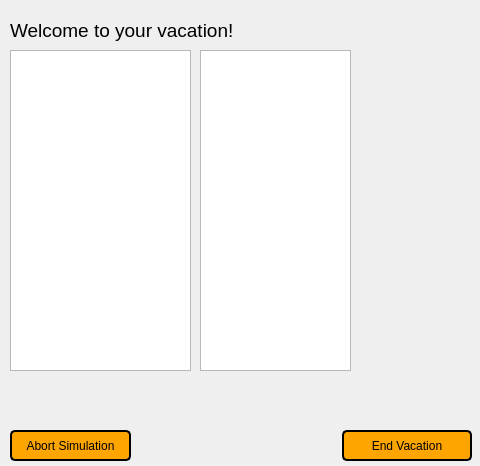
First picture: the form in EuropeanVacation/ttravelsimulation.ui, repository brivero0/TeamMagmar, before the edit.
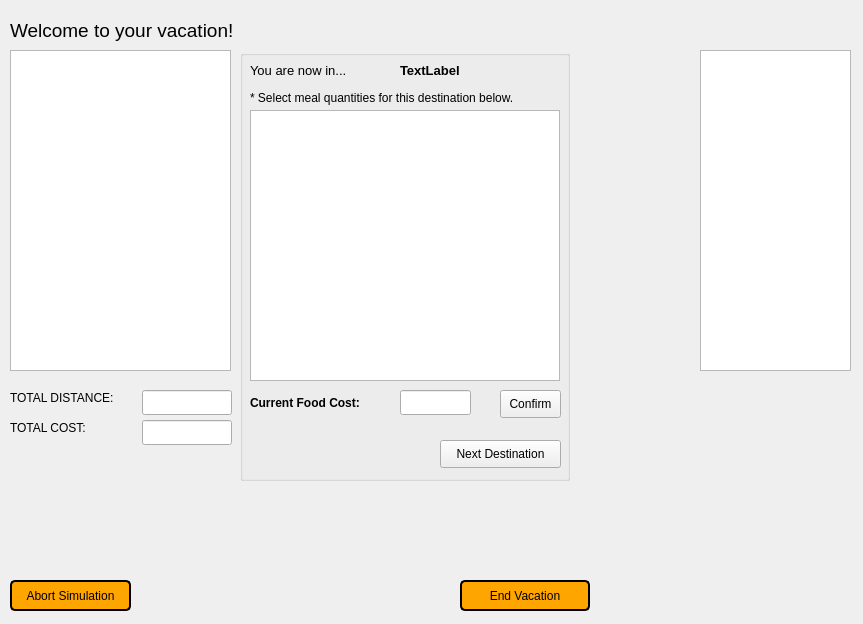
Second picture: the form after the edit.

Diff of the .ui file:
```diff
--- a/EuropeanVacation/ttravelsimulation.ui
+++ b/EuropeanVacation/ttravelsimulation.ui
@@ -6,8 +6,8 @@
    <rect>
     <x>0</x>
     <y>0</y>
-    <width>480</width>
-    <height>466</height>
+    <width>863</width>
+    <height>624</height>
    </rect>
   </property>
   <property name="windowTitle">
@@ -17,7 +17,7 @@
    <property name="geometry">
     <rect>
      <x>10</x>
-     <y>430</y>
+     <y>580</y>
      <width>121</width>
      <height>31</height>
     </rect>
@@ -38,7 +38,7 @@
     <rect>
      <x>10</x>
      <y>50</y>
-     <width>181</width>
+     <width>221</width>
      <height>321</height>
     </rect>
    </property>
@@ -46,14 +46,14 @@
   <widget class="QListWidget" name="listWidget_2">
    <property name="geometry">
     <rect>
-     <x>200</x>
+     <x>700</x>
      <y>50</y>
      <width>151</width>
      <height>321</height>
     </rect>
    </property>
   </widget>
-  <widget class="QLabel" name="label">
+  <widget class="QLabel" name="titleLabel">
    <property name="geometry">
     <rect>
      <x>10</x>
@@ -74,8 +74,8 @@
   <widget class="QPushButton" name="endVacationButton">
    <property name="geometry">
     <rect>
-     <x>342</x>
-     <y>430</y>
+     <x>460</x>
+     <y>580</y>
      <width>130</width>
      <height>31</height>
     </rect>
@@ -91,6 +91,228 @@
     <string>End Vacation</string>
    </property>
   </widget>
+  <widget class="QGroupBox" name="foodGroupBox">
+   <property name="geometry">
+    <rect>
+     <x>240</x>
+     <y>50</y>
+     <width>330</width>
+     <height>431</height>
+    </rect>
+   </property>
+   <property name="title">
+    <string/>
+   </property>
+   <widget class="QLabel" name="welcomeLabel">
+    <property name="geometry">
+     <rect>
+      <x>10</x>
+      <y>10</y>
+      <width>141</width>
+      <height>21</height>
+     </rect>
+    </property>
+    <property name="font">
+     <font>
+      <pointsize>10</pointsize>
+     </font>
+    </property>
+    <property name="text">
+     <string>You are now in...</string>
+    </property>
+   </widget>
+   <widget class="QLabel" name="currCityLabel">
+    <property name="geometry">
+     <rect>
+      <x>160</x>
+      <y>10</y>
+      <width>161</width>
+      <height>21</height>
+     </rect>
+    </property>
+    <property name="font">
+     <font>
+      <pointsize>10</pointsize>
+      <weight>75</weight>
+      <bold>true</bold>
+     </font>
+    </property>
+    <property name="text">
+     <string>TextLabel</string>
+    </property>
+   </widget>
+   <widget class="QTableWidget" name="foodTableWidget">
+    <property name="geometry">
+     <rect>
+      <x>10</x>
+      <y>60</y>
+      <width>310</width>
+      <height>271</height>
+     </rect>
+    </property>
+    <attribute name="verticalHeaderVisible">
+     <bool>false</bool>
+    </attribute>
+   </widget>
+   <widget class="QPushButton" name="nextDestButton">
+    <property name="geometry">
+     <rect>
+      <x>200</x>
+      <y>390</y>
+      <width>121</width>
+      <height>28</height>
+     </rect>
+    </property>
+    <property name="text">
+     <string>Next Destination</string>
+    </property>
+   </widget>
+   <widget class="QLabel" name="currDestCostLabel">
+    <property name="geometry">
+     <rect>
+      <x>10</x>
+      <y>345</y>
+      <width>141</width>
+      <height>16</height>
+     </rect>
+    </property>
+    <property name="font">
+     <font>
+      <pointsize>9</pointsize>
+      <weight>75</weight>
+      <bold>true</bold>
+     </font>
+    </property>
+    <property name="text">
+     <string>Current Food Cost: </string>
+    </property>
+   </widget>
+   <widget class="QLineEdit" name="currDestCostLine">
+    <property name="geometry">
+     <rect>
+      <x>160</x>
+      <y>340</y>
+      <width>71</width>
+      <height>25</height>
+     </rect>
+    </property>
+    <property name="font">
+     <font>
+      <pointsize>9</pointsize>
+     </font>
+    </property>
+    <property name="alignment">
+     <set>Qt::AlignRight|Qt::AlignTrailing|Qt::AlignVCenter</set>
+    </property>
+    <property name="readOnly">
+     <bool>true</bool>
+    </property>
+   </widget>
+   <widget class="QLabel" name="label">
+    <property name="geometry">
+     <rect>
+      <x>10</x>
+      <y>40</y>
+      <width>311</width>
+      <height>16</height>
+     </rect>
+    </property>
+    <property name="text">
+     <string>* Select meal quantities for this destination below.</string>
+    </property>
+   </widget>
+   <widget class="QPushButton" name="confirmFoodButton">
+    <property name="geometry">
+     <rect>
+      <x>260</x>
+      <y>340</y>
+      <width>61</width>
+      <height>28</height>
+     </rect>
+    </property>
+    <property name="text">
+     <string>Confirm</string>
+    </property>
+   </widget>
+  </widget>
+  <widget class="QLabel" name="totalDistLabel">
+   <property name="geometry">
+    <rect>
+     <x>10</x>
+     <y>390</y>
+     <width>131</width>
+     <height>16</height>
+    </rect>
+   </property>
+   <property name="font">
+    <font>
+     <pointsize>9</pointsize>
+    </font>
+   </property>
+   <property name="text">
+    <string>TOTAL DISTANCE: </string>
+   </property>
+  </widget>
+  <widget class="QLabel" name="totalCostLabel">
+   <property name="geometry">
+    <rect>
+     <x>10</x>
+     <y>420</y>
+     <width>131</width>
+     <height>16</height>
+    </rect>
+   </property>
+   <property name="font">
+    <font>
+     <pointsize>9</pointsize>
+    </font>
+   </property>
+   <property name="text">
+    <string>TOTAL COST: </string>
+   </property>
+  </widget>
+  <widget class="QLineEdit" name="totalDistLine">
+   <property name="geometry">
+    <rect>
+     <x>142</x>
+     <y>390</y>
+     <width>90</width>
+     <height>25</height>
+    </rect>
+   </property>
+   <property name="font">
+    <font>
+     <pointsize>9</pointsize>
+    </font>
+   </property>
+   <property name="alignment">
+    <set>Qt::AlignRight|Qt::AlignTrailing|Qt::AlignVCenter</set>
+   </property>
+   <property name="readOnly">
+    <bool>true</bool>
+   </property>
+  </widget>
+  <widget class="QLineEdit" name="totalCostLine">
+   <property name="geometry">
+    <rect>
+     <x>142</x>
+     <y>420</y>
+     <width>90</width>
+     <height>25</height>
+    </rect>
+   </property>
+   <property name="font">
+    <font>
+     <pointsize>9</pointsize>
+    </font>
+   </property>
+   <property name="alignment">
+    <set>Qt::AlignRight|Qt::AlignTrailing|Qt::AlignVCenter</set>
+   </property>
+   <property name="readOnly">
+    <bool>true</bool>
+   </property>
+  </widget>
  </widget>
  <resources/>
  <connections/>
```
Left out of the diff: 2 changed lines with no effect on the pictures.
